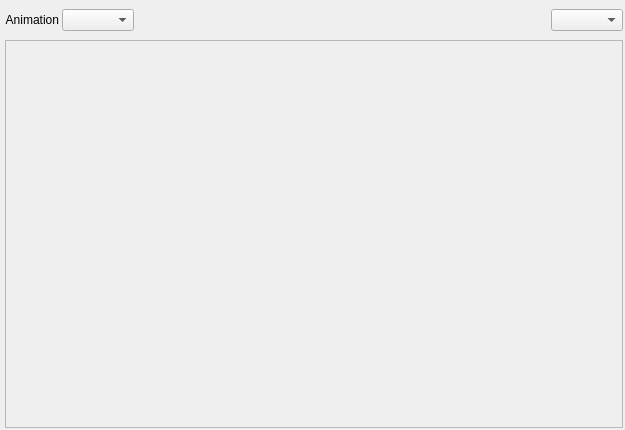
hansewu/MovieMator, file src/MovieMator/EffectDock/effectdock.ui: the form before one commit.
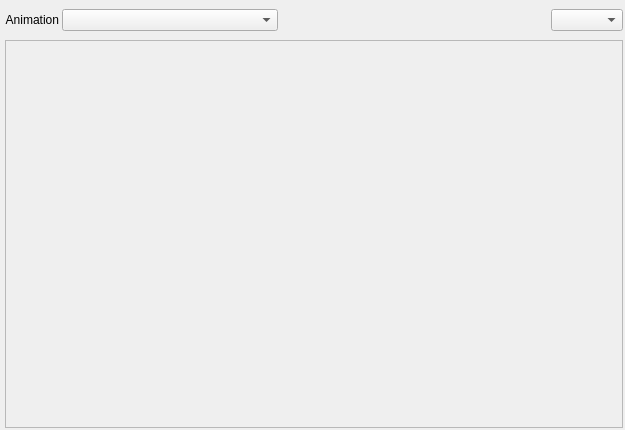
The form after the commit.

```diff
--- a/src/MovieMator/EffectDock/effectdock.ui
+++ b/src/MovieMator/EffectDock/effectdock.ui
@@ -42,7 +42,7 @@
     <item>
      <layout class="QHBoxLayout" name="horizontalLayout_2">
       <property name="spacing">
-       <number>10</number>
+       <number>0</number>
       </property>
       <item>
        <layout class="QHBoxLayout" name="horizontalLayout">
@@ -88,6 +88,12 @@
         </item>
         <item>
          <widget class="QComboBox" name="comboBox">
+          <property name="sizePolicy">
+           <sizepolicy hsizetype="Expanding" vsizetype="Fixed">
+            <horstretch>0</horstretch>
+            <verstretch>0</verstretch>
+           </sizepolicy>
+          </property>
           <property name="toolTip">
            <string/>
           </property>
```
Left out of the diff: 12 changed lines with no effect on the pictures.
